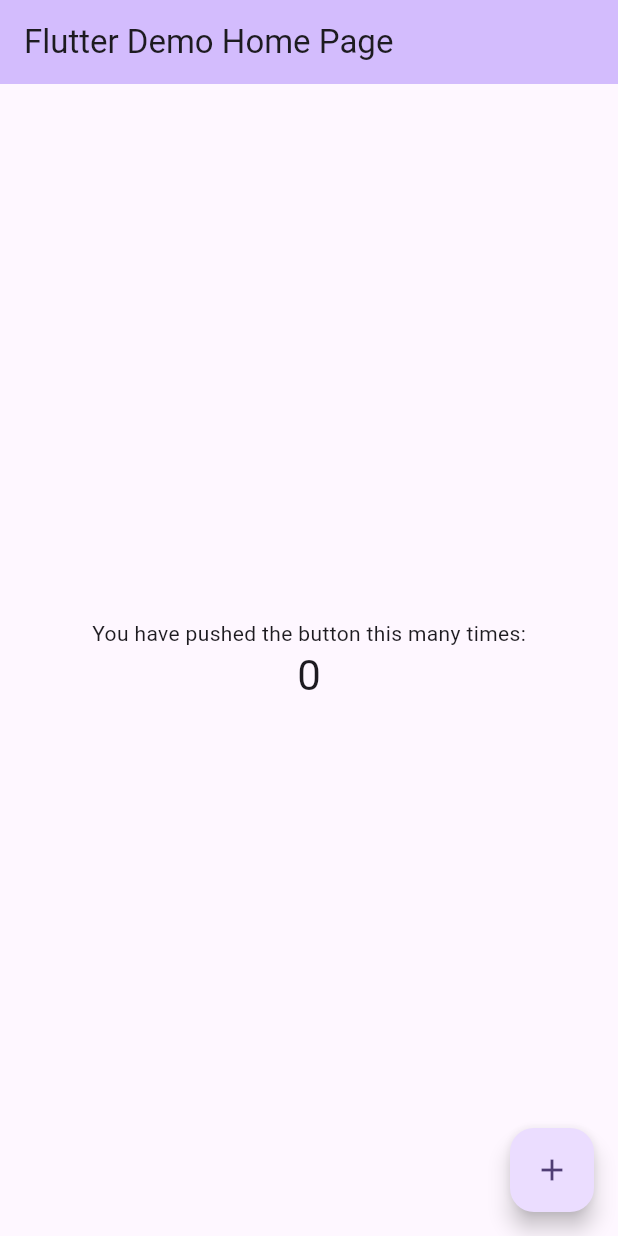
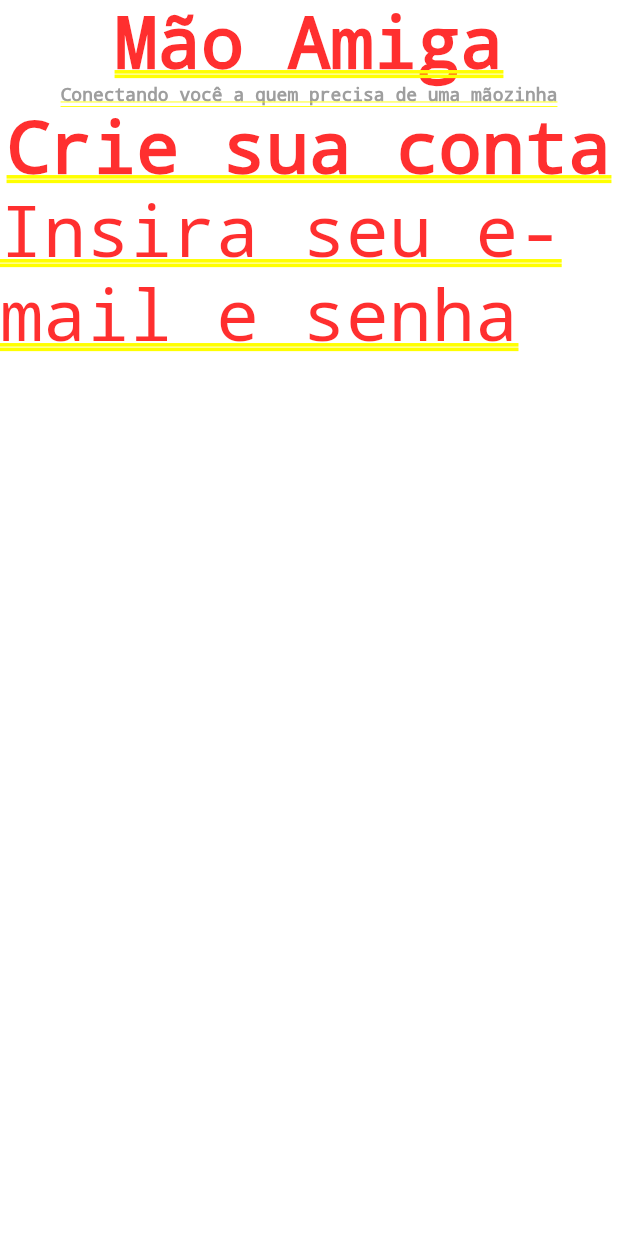
Before and after one commit to JCsvg/mao-amiga, a Flutter app: the screen it shows after launch, on a phone screen of 412 x 824 dp. Run offline on Flutter 3.47's test engine with Material 3 defaults, Android fonts, the phone set to English and light mode, and no system bars.

Commit message:
feat: começando telas

```diff
--- a/frontend/lib/main.dart
+++ b/frontend/lib/main.dart
@@ -1,4 +1,5 @@
 import 'package:flutter/material.dart';
+import './screens/login_screen.dart';
 
 void main() {
   runApp(const MyApp());
@@ -31,7 +32,7 @@ class MyApp extends StatelessWidget {
         colorScheme: ColorScheme.fromSeed(seedColor: Colors.deepPurple),
         useMaterial3: true,
       ),
-      home: const MyHomePage(title: 'Flutter Demo Home Page'),
+      home: LoginPage(),
     );
   }
 }
--- /dev/null
+++ b/frontend/lib/screens/login_screen.dart
@@ -0,0 +1,52 @@
+import 'package:flutter/material.dart';
+
+class LoginPage extends StatefulWidget {
+  @override
+  State<LoginPage> createState() => _LoginPageState();
+}
+
+class _LoginPageState extends State<LoginPage> {
+  late String email;
+
+  late String senha;
+
+  @override
+  Widget build(BuildContext context) {
+    return Center(
+      child: Column(
+        children: [
+          Title(color: Colors.black, child: const Text("Mão Amiga")),
+          const Text("Conectando você a quem precisa de uma mãozinha", style: TextStyle(color: Colors.grey, fontSize: 12.0),),
+          const Text("Crie sua conta", style: TextStyle(fontWeight: FontWeight.bold),),
+          const Text("Insira seu e-mail e senha", style: TextStyle(fontWeight: FontWeight.w300),),
+
+        ],
+      ),
+    );
+  }
+}
+
+//           TextField(
+//             decoration: const InputDecoration(
+//               border: UnderlineInputBorder(),
+//               labelText: "email@dominio.com"
+//             ),
+//             onChanged: (value) => email,
+//           ),
+//           TextField(
+//             decoration: const InputDecoration(
+//               border: UnderlineInputBorder(),
+//               labelText: "senha123"
+//             ),
+//             onChanged: (value) => senha,
+//           ),
+//           ElevatedButton(
+//             style: ButtonStyle(backgroundColor: WidgetStateColor.resolveWith((states) => Colors.black,)),
+//             onPressed: () {
+//               if (email != " " && senha != " ") { const Text("Tudo certo"); }
+//               else if (email == " ") { const Text("E-mail não preenchido"); }
+//               else if (senha == " ") { const Text("Senha não preenchida"); }
+//               else { const Text("Dados não preenchidos"); }
+//             },
+//             child: const Text("Continuar", textAlign: TextAlign.center, style: TextStyle(color: Colors.white),),
+//           )
```
Also changed, not shown: frontend/lib/screens/home_screen.dart (added), frontend/lib/screens/notifications_screen.dart (added), frontend/lib/screens/ong/ong_profile_screen.dart (added), frontend/lib/screens/search_screen.dart (added), frontend/lib/screens/volunteer/volunt_profile_screen.dart (added), frontend/pubspec.lock, 17 other files.
